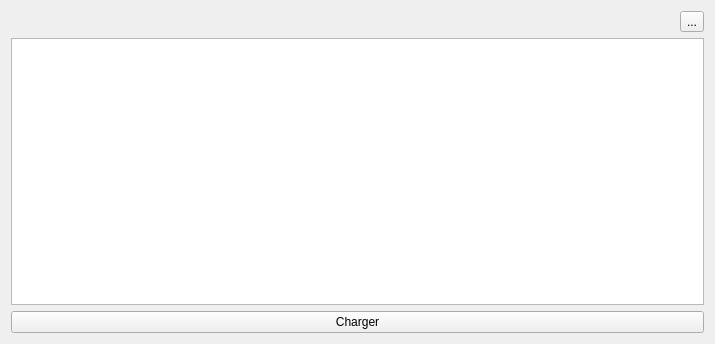
Qt form french_locator_filter/gui/wdg_reverse_geocoding.ui (IGNF-Xavier/qgis-French-locator-filter) before a commit.
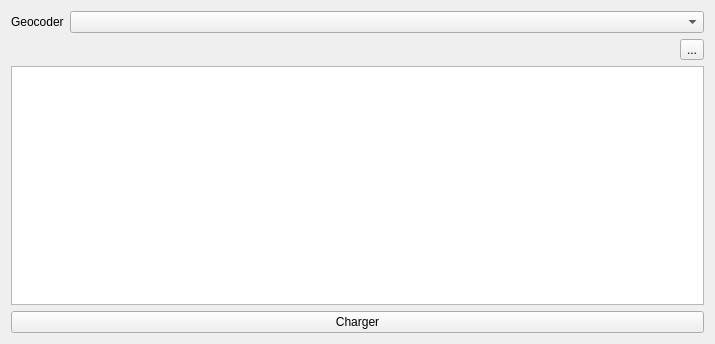
The same form after that commit. Custom widgets are drawn as their Qt base class.

Commit message: feat(reverse geocoding): allow selection of geocoder for reverse geocoding

The edit to the form file:
```diff
--- a/french_locator_filter/gui/wdg_reverse_geocoding.ui
+++ b/french_locator_filter/gui/wdg_reverse_geocoding.ui
@@ -14,20 +14,36 @@
    <string>Form</string>
   </property>
   <layout class="QGridLayout" name="gridLayout_2">
-   <item row="0" column="1">
+   <item row="1" column="2">
     <widget class="QToolButton" name="btn_run">
      <property name="text">
       <string>...</string>
      </property>
     </widget>
    </item>
+   <item row="0" column="1" colspan="2">
+    <widget class="QComboBox" name="cbx_geocoder"/>
+   </item>
    <item row="0" column="0">
-    <widget class="PointSelectionWidget" name="wdg_selection" native="true"/>
+    <widget class="QLabel" name="lbl_geocoder">
+     <property name="sizePolicy">
+      <sizepolicy hsizetype="Fixed" vsizetype="Preferred">
+       <horstretch>0</horstretch>
+       <verstretch>0</verstretch>
+      </sizepolicy>
+     </property>
+     <property name="text">
+      <string>Geocoder</string>
+     </property>
+    </widget>
    </item>
    <item row="1" column="0" colspan="2">
+    <widget class="PointSelectionWidget" name="wdg_selection" native="true"/>
+   </item>
+   <item row="2" column="0" colspan="3">
     <widget class="QTableView" name="tbv_geocoder_result"/>
    </item>
-   <item row="2" column="0" colspan="2">
+   <item row="3" column="0" colspan="3">
     <widget class="QPushButton" name="btn_load">
      <property name="text">
       <string>Charger</string>
```
The commit also changes 3 other files.
